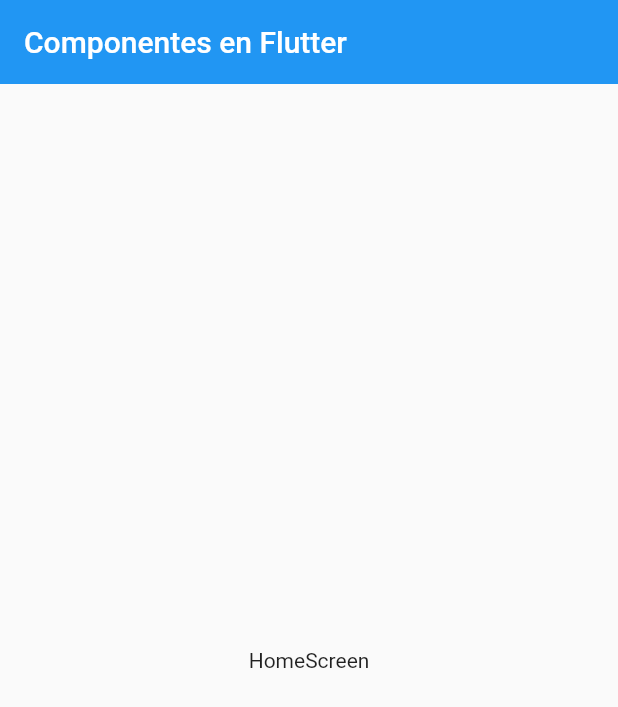
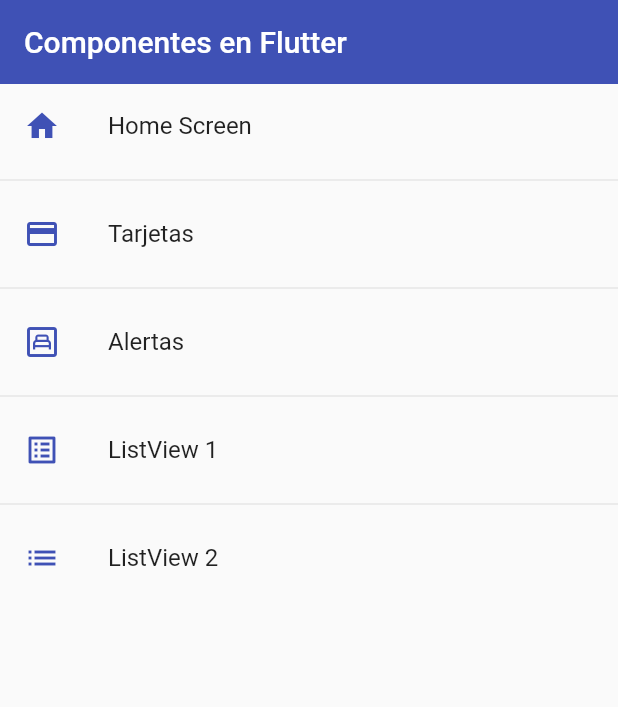
Before and after one commit to RoHeTT17/componentesNuevos, a Flutter app: the screen it shows after launch, on a phone screen of 412 x 824 dp. Shown: the top 707 px of the screen. Run offline on Flutter 3.47's test engine with Material 2 defaults, Android fonts, the phone set to English and light mode, and no system bars.

Commit message:
Configuración del Theme Global

```diff
--- a/lib/main.dart
+++ b/lib/main.dart
@@ -1,7 +1,7 @@
+import 'package:flutter/material.dart';
+
 import 'package:componentesnews/router/app_routes.dart';
-import 'package:flutter/material.dart';
-import 'screens/screens.dart';
-
+import 'package:componentesnews/theme/app_theme.dart';
 
 void main() => runApp(MyApp());
 
@@ -19,7 +19,7 @@
       //Rutas de forma clasica
       // initialRoute: 'home',
       // routes: {
-      //   'home'  : (context)  => const HomeScreen(),
+      //   'home'  : (context)  => const HocmeScreen(),
       //   'card'  : (context)  => const CardScreen(),
       //   'alert' : (context) => const AlertScreen(),
       //   'view1' : (context) => const ListViewScreen(),
@@ -28,8 +28,10 @@
 
       //Con archivo AppRoute
       initialRoute: AppRoutes.initialRoute,
-      routes:  AppRoutes.routes,
+      //routes:  AppRoutes.routes,
+      routes: AppRoutes.getAppRoutes(),
       onGenerateRoute: AppRoutes.onGenerateRoute,
+      theme: AppTheme.lightTheme
 
     );
   }
--- /dev/null
+++ b/lib/models/menu_options.dart
@@ -0,0 +1,22 @@
+import 'package:flutter/material.dart';
+
+class MenuOption{
+
+  final String   route;
+  final IconData icon;
+  final String   name;
+  final Widget   screen;
+
+  //Constructor posicional
+  // MenuOption(this.route, this.icon, this.name, this.screen);
+
+  //Constructor por nombre
+  MenuOption({
+             required this.route,
+             required this.icon,
+             required this.name,
+             required this.screen
+            });
+
+
+}
--- /dev/null
+++ b/lib/models/models.dart
@@ -0,0 +1 @@
+export 'package:componentesnews/models/menu_options.dart';
--- a/lib/router/app_routes.dart
+++ b/lib/router/app_routes.dart
@@ -1,25 +1,53 @@
 import 'package:flutter/material.dart';
+
+import 'package:componentesnews/models/models.dart';
 import '../screens/screens.dart';
 
 class AppRoutes{
 
+  //NOTA: Las rutas (en esta ocación se usan para crear el menú)
 
    static const initialRoute = 'home';
 
-   static Map<String, Widget Function(BuildContext)> routes = {
-        'home'  : (context)  => const HomeScreen(),
-        'card'  : (context)  => const CardScreen(),
-        'alert' : (context) =>  const AlertScreen(),
-        'view1' : (context) =>  const ListViewScreen(),
-        'view2' : (context) =>  const ListView2Screen(),
-      };
+  // Esta manera funciona pero es mas "estatica" y menos flexible
+  //  static Map<String, Widget Function(BuildContext)> routes = {
+  //       'home'  : (context)  => const HomeScreen(),
+  //       'card'  : (context)  => const CardScreen(),
+  //       'alert' : (context) =>  const AlertScreen(),
+  //       'view1' : (context) =>  const ListViewScreen(),
+  //       'view2' : (context) =>  const ListView2Screen(),
+  //   };
 
-      static Route<dynamic> onGenerateRoute( RouteSettings settings){
-        return MaterialPageRoute(
-          builder: (context) => const AlertScreen(),
+   //Hacer el ruteo de forma mas dinamia
+   //1. Crear las opciones del menú
+   static final menuOptions = <MenuOption>[
+     MenuOption(route: 'home' , name: 'Home Screen', screen: const HomeScreen(),      icon: Icons.home),
+     MenuOption(route: 'card' , name: 'Tarjetas',    screen: const CardScreen(),      icon: Icons.credit_card),
+     MenuOption(route: 'alert', name: 'Alertas',     screen: const AlertScreen(),     icon: Icons.bedroom_child_outlined),
+     MenuOption(route: 'view1', name: 'ListView 1',  screen: const ListViewScreen(),  icon: Icons.list_alt),
+     MenuOption(route: 'view2', name: 'ListView 2',  screen: const ListView2Screen(), icon: Icons.list),
 
-          );
-      }
+   ];
+
+   //Obtener las opciones
+   static Map<String, Widget Function(BuildContext)> getAppRoutes(){
+
+    Map<String, Widget Function(BuildContext)> appRoutes = {};
+
+    for (final option in menuOptions) {
+        appRoutes.addAll({option.route : ((BuildContext context) => option.screen)});
+    }
+
+    return appRoutes;
+
+   }
+
+   static Route<dynamic> onGenerateRoute( RouteSettings settings){
+         return MaterialPageRoute(
+           builder: (context) => const AlertScreen(),
+
+           );
+  }
 
 
 }
--- a/lib/screens/home_screen.dart
+++ b/lib/screens/home_screen.dart
@@ -1,4 +1,7 @@
 import 'package:flutter/material.dart';
+
+import 'package:componentesnews/router/app_routes.dart';
+import 'package:componentesnews/theme/app_theme.dart';
 
 class HomeScreen extends StatelessWidget {
 
@@ -9,11 +12,18 @@
     return Scaffold(
       appBar: AppBar(
         title: const Text('Componentes en Flutter'),
-        elevation: 0,
       ),
-      body: Center(
-         child: Text('HomeScreen'),
-      ),
+      body: ListView.separated(
+        itemBuilder:(context, index) => ListTile(
+          leading: Icon(AppRoutes.menuOptions[index].icon, color: AppTheme.primary,),
+          title:   Text(AppRoutes.menuOptions[index].name),
+          onTap: (){
+            Navigator.pushNamed(context, AppRoutes.menuOptions[index].route);
+          },
+        ),
+        separatorBuilder: (BuildContext context, int index)=> const Divider(),
+        itemCount: AppRoutes.menuOptions.length
+        )
     );
   }
 }
--- a/lib/screens/listview2_screen.dart
+++ b/lib/screens/listview2_screen.dart
@@ -13,8 +13,6 @@
     return  Scaffold(
       appBar: AppBar(
           title: const Text("ListView Tipo 2"),
-          elevation: 0,
-          backgroundColor: Colors.indigo,
       ),
       body: ListView.separated(
         itemCount: options.length,
--- /dev/null
+++ b/lib/theme/app_theme.dart
@@ -0,0 +1,33 @@
+import 'package:flutter/material.dart';
+
+class AppTheme{
+
+   static const Color primary = Colors.indigo;
+
+   static final ThemeData lightTheme = ThemeData.light().copyWith(
+        //Color primario
+        primaryColor: primary,
+
+        //AppBar Theme
+        appBarTheme: const AppBarTheme(
+          elevation: 0,
+          color: primary
+        )
+
+  );
+
+     static final ThemeData darkTheme = ThemeData.dark().copyWith(
+        //Color primario
+        primaryColor: primary,
+
+        //AppBar Theme
+        appBarTheme: const AppBarTheme(
+          elevation: 0,
+          color: primary
+        ),
+
+        scaffoldBackgroundColor: Colors.pink[50]
+
+     );
+
+}
```
